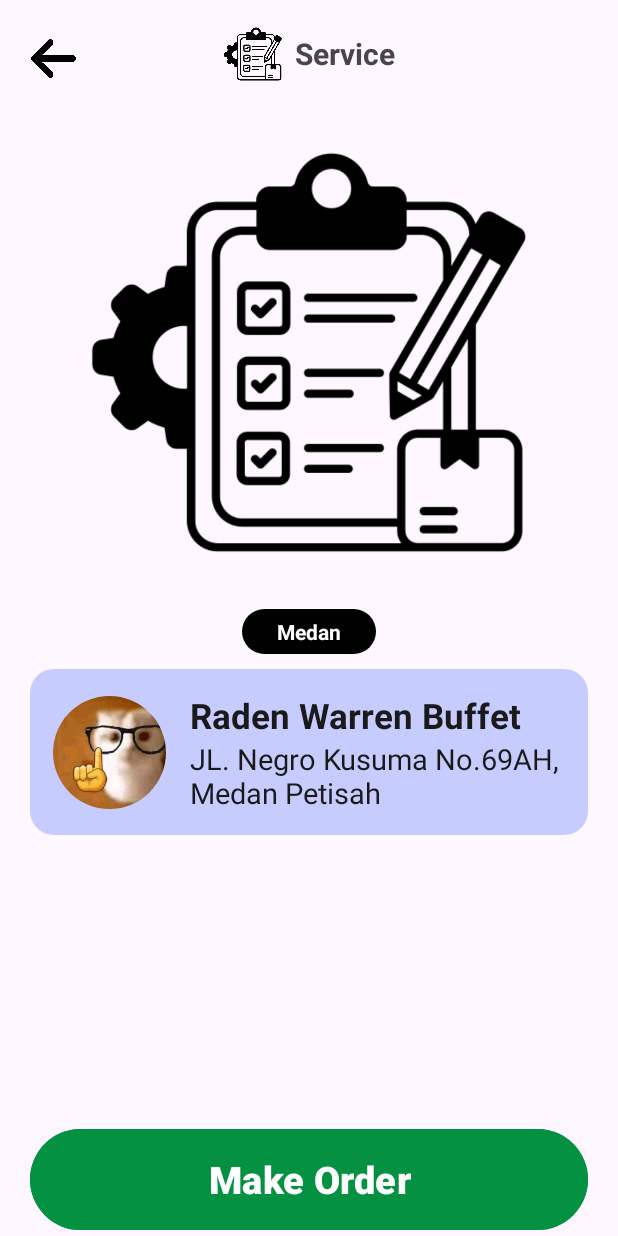
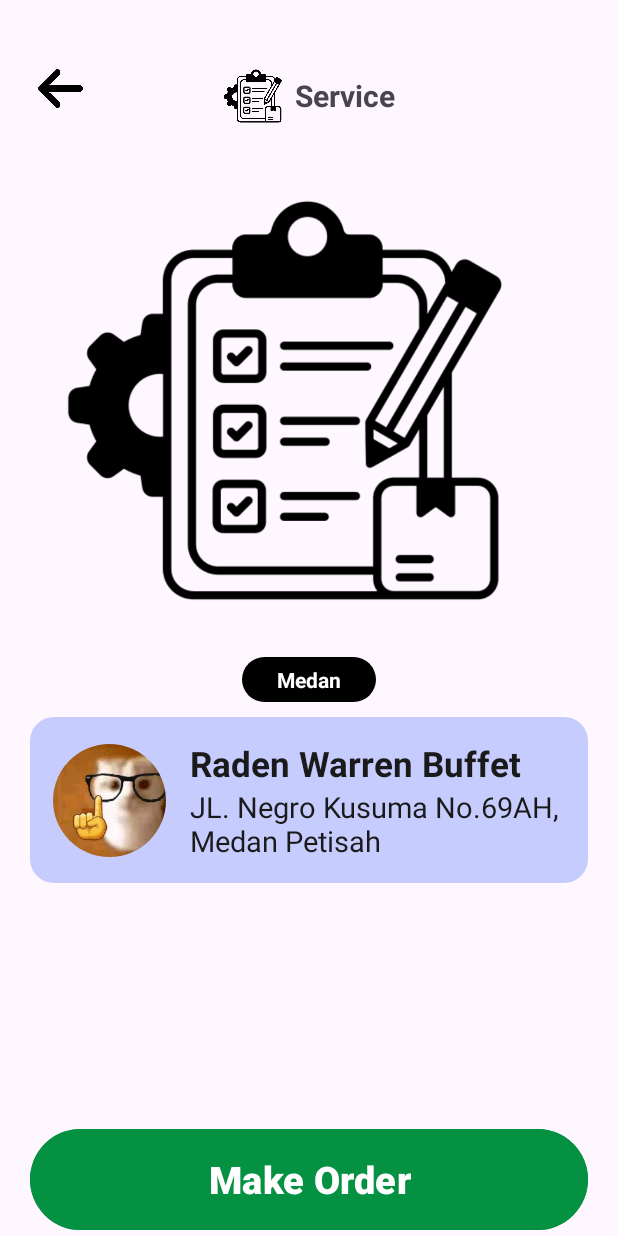
Before and after one commit to muhfadtz/Mobile-OnJasa, an Android app: the OrderACRepairActivity screen opened directly, with no data from a screen before it, on a phone screen of 412 x 824 dp. Run offline under Robolectric (Android 15) with nearby library versions, the phone set to English and light mode, and no system bars.

Commit message:
fix button back in MakeOrderActivity

```diff
--- a/app/src/main/res/layout/activity_order_acrepair.xml
+++ b/app/src/main/res/layout/activity_order_acrepair.xml
@@ -10,35 +10,39 @@
     <!-- Back Button -->
 
     <!-- Header (Title and Icon) -->
+
     <ImageView
         android:id="@+id/imageViewBack"
         android:layout_width="35dp"
         android:layout_height="30dp"
-        android:layout_marginTop="24dp"
+        android:layout_marginTop="44dp"
         android:contentDescription="Back button"
         android:src="@drawable/arrow"
         app:layout_constraintEnd_toStartOf="@+id/linearLayout3"
-        app:layout_constraintHorizontal_bias="0.158"
+        app:layout_constraintHorizontal_bias="0.198"
         app:layout_constraintStart_toStartOf="parent"
         app:layout_constraintTop_toTopOf="parent" />
 
+    <!-- Service Image -->
+
+    <!-- Location Text -->
     <LinearLayout
         android:id="@+id/linearLayout3"
         android:layout_width="wrap_content"
         android:layout_height="wrap_content"
-        android:layout_marginTop="16dp"
+        android:layout_marginTop="44dp"
         android:gravity="center"
-        app:layout_constraintTop_toTopOf="parent"
         app:layout_constraintEnd_toEndOf="parent"
-        app:layout_constraintStart_toStartOf="parent">
+        app:layout_constraintStart_toStartOf="parent"
+        app:layout_constraintTop_toTopOf="parent">
 
         <ImageView
             android:id="@+id/imageView5"
             android:layout_width="40dp"
             android:layout_height="40dp"
             android:layout_marginEnd="8dp"
-            app:srcCompat="@drawable/maintenance_tools"
-            android:contentDescription="Service icon" />
+            android:contentDescription="Service icon"
+            app:srcCompat="@drawable/maintenance_tools" />
 
         <TextView
             android:id="@+id/textView5"
@@ -49,19 +53,18 @@
             android:textStyle="bold" />
     </LinearLayout>
 
-    <!-- Service Image -->
     <ImageView
         android:id="@+id/imageView7"
         android:layout_width="300dp"
         android:layout_height="302dp"
-        android:layout_marginTop="28dp"
+        android:layout_marginTop="32dp"
+        android:contentDescription="Service process image"
+        app:layout_constraintEnd_toEndOf="parent"
+        app:layout_constraintHorizontal_bias="0.36"
+        app:layout_constraintStart_toStartOf="parent"
         app:layout_constraintTop_toBottomOf="@+id/linearLayout3"
-        app:layout_constraintEnd_toEndOf="parent"
-        app:layout_constraintStart_toStartOf="parent"
-        app:srcCompat="@drawable/order_processing"
-        android:contentDescription="Service process image" />
+        app:srcCompat="@drawable/order_processing" />
 
-    <!-- Location Text -->
     <TextView
         android:id="@+id/editProfileButton"
         style="@style/roundedTextBG"
```
